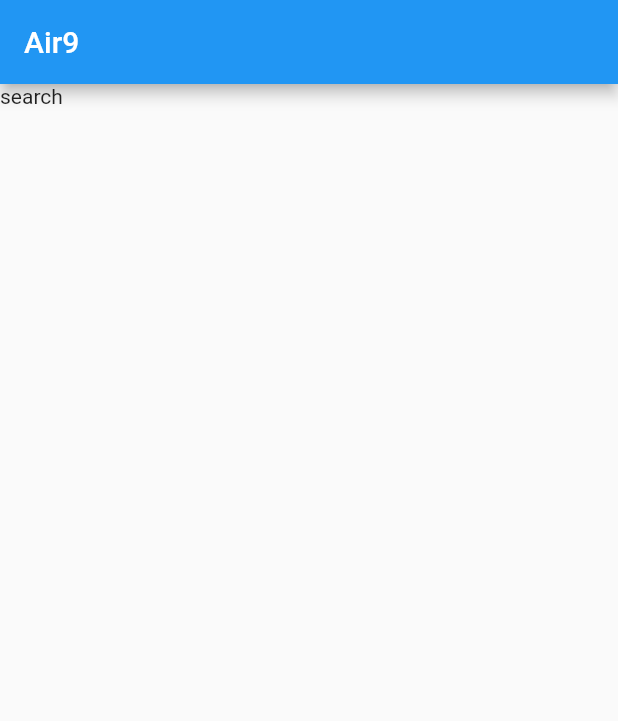
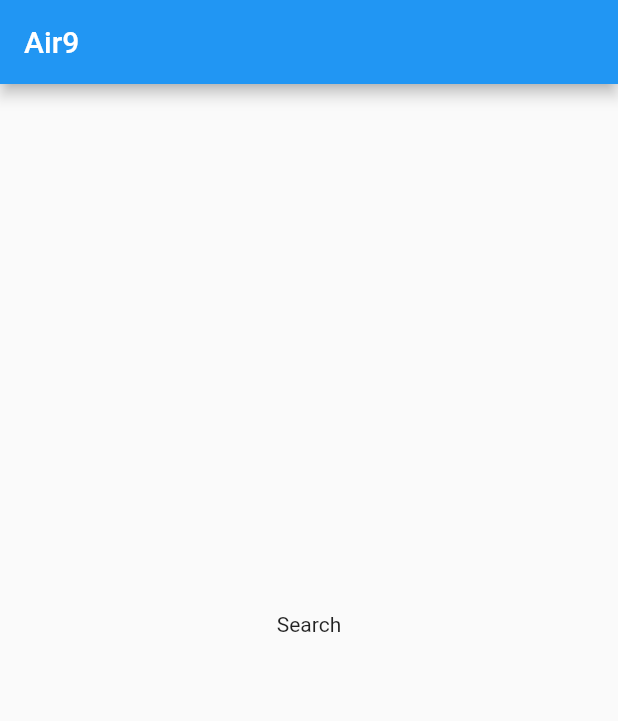
Before and after one commit to sashatankov/Air9, a Flutter app: the screen it shows after launch, item 2 of the bottom bar chosen, on a phone screen of 412 x 824 dp. Shown: the top 721 px of the screen. Run offline on Flutter 3.47's test engine with Material 2 defaults, Android fonts, the phone set to English and light mode, and no system bars.

Commit message:
broke tabs and tabview into functions

```diff
--- a/lib/main.dart
+++ b/lib/main.dart
@@ -30,8 +30,6 @@ class HomeScreen extends StatefulWidget {
 }
 
 class _HomeScreenState extends State<HomeScreen> {
-
-
   @override
   Widget build(BuildContext context) {
     return Scaffold(
@@ -46,6 +44,16 @@ class _HomeScreenState extends State<HomeScreen> {
 }
 
 class HomeScreenBody extends StatefulWidget {
+  final List<String> cities = ["Tel-Aviv", "New-York", "Los-Angeles", "Paris"];
+  final Map<String, String> airports = {
+    "Tel-Aviv": "TLV",
+    "New-York": "JFK",
+    "Los-Angeles": "LAX",
+    "Paris": "CDG"
+  };
+  final List<String> dates = ["10/10/20", "1/12/21"];
+  final List<String> times = ["12:00", "22:00"];
+
   @override
   _HomeScreenBodyState createState() => _HomeScreenBodyState();
 }
@@ -54,9 +62,36 @@ class _HomeScreenBodyState extends State<HomeScreenBody> {
   @override
   Widget build(BuildContext context) {
     return Scaffold(
-      body: TabBarView(
-        children: [
-          Column(
+      body: this.getHomeScreenTabView(),
+      bottomNavigationBar: this.getHomeScreenTabBar(),
+    );
+  }
+
+  List<Widget> getFlightsList() {
+    List<Widget> flights = [];
+    var cities = this.widget.cities;
+    var airports = this.widget.airports;
+    var dates = this.widget.dates;
+    var times = this.widget.times;
+    for (int i = 0; i < cities.length; ++i) {
+      for (int j = i + 1; j < cities.length; ++j) {
+        flights.add(FlightWidget(Flight(
+            cities[i],
+            cities[j],
+            airports[cities[i]],
+            airports[cities[j]],
+            times[0],
+            times[1],
+            dates[0],
+            dates[1])));
+      }
+    }
+
+    return flights;
+  }
+
+  Widget getFlightsTabView() {
+    return Column(
       mainAxisAlignment: MainAxisAlignment.start,
       children: [
         Container(
@@ -68,37 +103,68 @@ class _HomeScreenBodyState extends State<HomeScreenBody> {
           ),
           padding: EdgeInsets.fromLTRB(16, 24, 16, 24),
         ),
-              // TODO to add upcoming flights widgets
+        ListView(
+          children: this.getFlightsList(),
+        ),
       ],
-          ),
-          Container(child:Text("search")),
-          Container(child:Text("Profile")),
-        ],
-      ),
-      bottomNavigationBar: TabBar(
-        tabs: [
-          Tab(
+    );
+  }
+
+  Widget getSearchTabView() {
+    return Container(child: Center(child: Text("Search"))); // TODO
+  }
+
+  Widget getProfileTabView() {
+    return Container(child: Center(child: Text("Profile"))); // TODO
+  }
+
+  Widget getFlightsTab() {
+    return Tab(
       icon: Icon(
         Icons.local_airport,
         color: Colors.blue,
         semanticLabel: "flights",
       ),
-          ),
-          Tab(
+    );
+  }
+
+  Widget getSearchTab() {
+    return Tab(
       icon: Icon(
         Icons.search,
         color: Colors.blue,
-              semanticLabel: "Search Flights",),
+        semanticLabel: "Search Flights",
       ),
-          Tab(
+    );
+  }
+
+  Widget getProfileTab() {
+    return Tab(
       icon: Icon(
         Icons.account_circle,
         color: Colors.blue,
-              semanticLabel: "profile",),
-          ),
-        ],
-
+        semanticLabel: "profile",
       ),
     );
   }
+
+  Widget getHomeScreenTabView() {
+    return TabBarView(
+      children: [
+        this.getFlightsTabView(),
+        this.getSearchTabView(),
+        this.getProfileTabView(),
+      ],
+    );
   }
+
+  Widget getHomeScreenTabBar() {
+    return TabBar(
+      tabs: [
+        this.getFlightsTab(),
+        this.getSearchTab(),
+        this.getProfileTab(),
+      ],
+    );
+  }
+}
```
Lines whose indentation alone changed are shown as unchanged.
